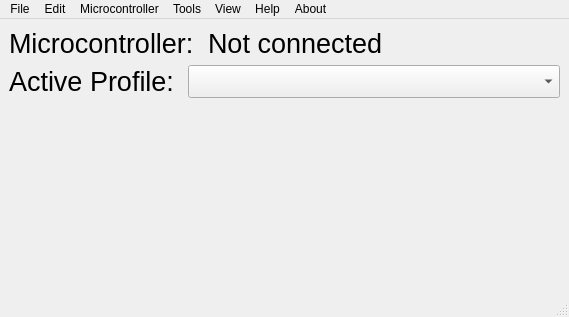
This is microstation/ui/window.ui in TheCheese42/microstation as Qt 5 draws it before an edit. The edited form follows.
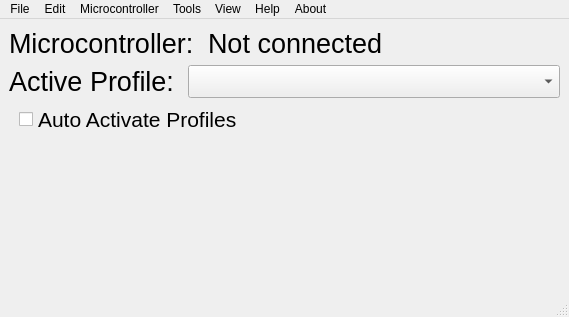
This is the edited form. Icons and pictures are not drawn.

Commit message: Implemented Profile auto detection

Patch:
```diff
--- a/microstation/ui/window.ui
+++ b/microstation/ui/window.ui
@@ -78,6 +78,38 @@
       </item>
      </layout>
     </item>
+    <item>
+     <layout class="QHBoxLayout" name="horizontalLayout">
+      <item>
+       <spacer name="horizontalSpacer">
+        <property name="orientation">
+         <enum>Qt::Horizontal</enum>
+        </property>
+        <property name="sizeType">
+         <enum>QSizePolicy::Fixed</enum>
+        </property>
+        <property name="sizeHint" stdset="0">
+         <size>
+          <width>10</width>
+          <height>20</height>
+         </size>
+        </property>
+       </spacer>
+      </item>
+      <item>
+       <widget class="QCheckBox" name="autoActivateCheck">
+        <property name="font">
+         <font>
+          <pointsize>16</pointsize>
+         </font>
+        </property>
+        <property name="text">
+         <string>Auto Activate Profiles</string>
+        </property>
+       </widget>
+      </item>
+     </layout>
+    </item>
     <item>
      <spacer name="verticalSpacer_2">
       <property name="orientation">
```
The commit also changes 6 other files.
